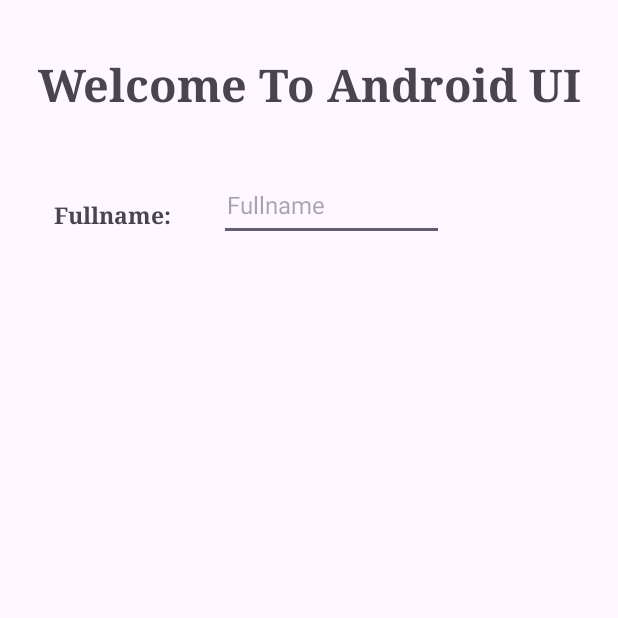
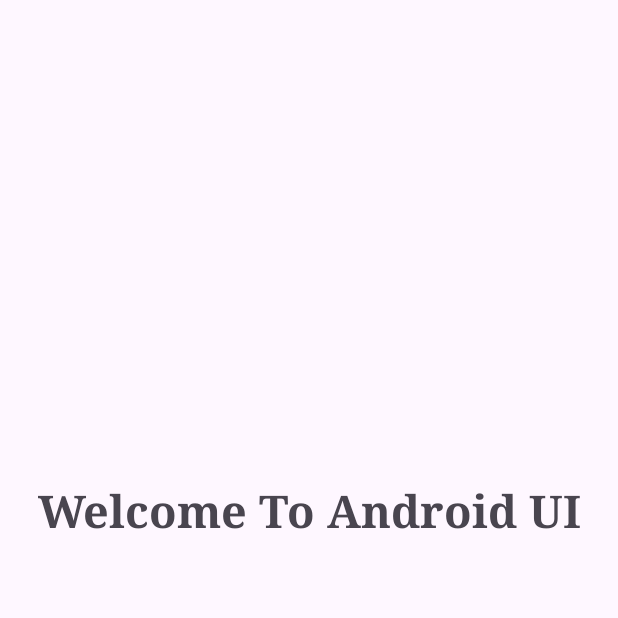
Before and after one commit to aj2333/Laboratory-Tasks, an Android app: the screen it shows after launch (MainActivity), on a phone screen of 412 x 824 dp, the top half of it. Run offline under Robolectric (Android 15) with nearby library versions, the light colour scheme and no system bars.

Commit message:
Save code for Exercise-2

```diff
--- a/app/src/main/java/com/example/laboratorytasks/MainActivity.kt
+++ b/app/src/main/java/com/example/laboratorytasks/MainActivity.kt
@@ -1,26 +1,14 @@
 package com.example.laboratorytasks
 
 import android.os.Bundle
-import android.view.View
-import android.widget.AdapterView
-import android.widget.ArrayAdapter
-import android.widget.AutoCompleteTextView
-import android.widget.Spinner
-import android.widget.Toast
 import androidx.activity.enableEdgeToEdge
 import androidx.appcompat.app.AppCompatActivity
 
 class MainActivity : AppCompatActivity(){
 
-    private val country = arrayOf("Philippines", "Panama", "Japan", "Canada", "Australia", "United States")
-    private val option = arrayOf("Country", "Philippines", "Panama", "Japan", "Canada", "Australia", "United States")
-
     override fun onCreate(savedInstanceState: Bundle?) {
         super.onCreate(savedInstanceState)
         enableEdgeToEdge()
         setContentView(R.layout.activity_main)
-
-
-
     }
 }
--- a/app/src/main/res/layout/activity_main.xml
+++ b/app/src/main/res/layout/activity_main.xml
@@ -12,40 +12,14 @@
         android:id="@+id/tvWelcome"
         android:layout_width="wrap_content"
         android:layout_height="wrap_content"
+        android:layout_marginTop="320dp"
         android:text="Welcome To Android UI"
         android:textSize="30sp"
         android:textStyle="bold"
         android:typeface="serif"
-        app:layout_constraintTop_toTopOf="parent"
+        app:layout_constraintEnd_toEndOf="parent"
         app:layout_constraintStart_toStartOf="parent"
-        app:layout_constraintEnd_toEndOf="parent"
-        android:layout_marginTop="36dp" />
-
-    <TextView
-        android:id="@+id/tvFullname"
-        android:layout_width="wrap_content"
-        android:layout_height="wrap_content"
-        android:layout_marginStart="16dp"
-        android:layout_marginTop="36dp"
-        android:padding="20dp"
-        android:text="Fullname:"
-        android:textSize="15sp"
-        android:textStyle="bold"
-        android:typeface="serif"
-        app:layout_constraintStart_toStartOf="parent"
-        app:layout_constraintTop_toBottomOf="@id/tvWelcome" />
-
-    <EditText
-        android:id="@+id/etFullname"
-        android:layout_width="150dp"
-        android:layout_height="48dp"
-        android:hint="Fullname"
-        android:layout_marginStart="12dp"
-        android:padding="5dp"
-        android:singleLine="true"
-        android:textSize="16sp"
-        app:layout_constraintStart_toEndOf="@id/tvFullname"
-        app:layout_constraintTop_toTopOf="@+id/tvFullname" />
+        app:layout_constraintTop_toTopOf="parent" />
 
 
 </androidx.constraintlayout.widget.ConstraintLayout>
```
